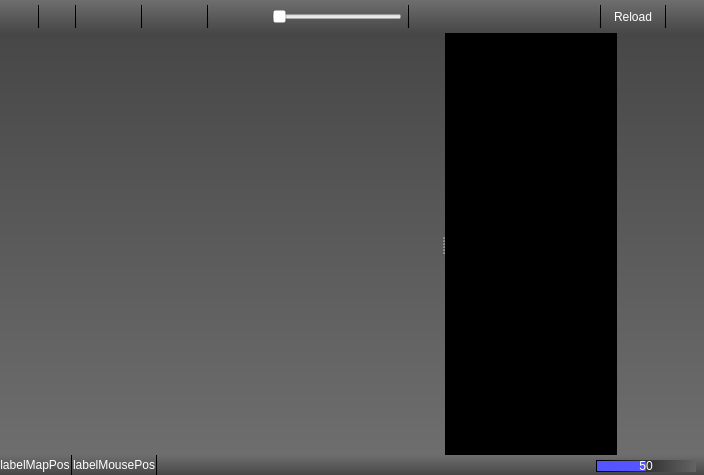
This is ground/src/plugins/opmap/opmap_widget.ui in openpilot/OpenPilot as Qt 5 draws it before an edit. The edited form follows.
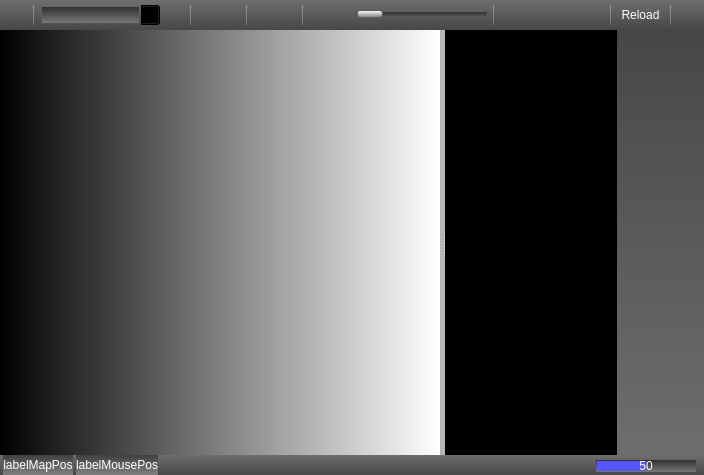
This is the edited form. Icons and pictures are not drawn.

What changed in the file:
```diff
--- a/ground/src/plugins/opmap/opmap_widget.ui
+++ b/ground/src/plugins/opmap/opmap_widget.ui
@@ -22,6 +22,9 @@
   <property name="windowTitle">
    <string>Form</string>
   </property>
+  <property name="styleSheet">
+   <string notr="true"/>
+  </property>
   <layout class="QVBoxLayout" name="verticalLayout">
    <property name="spacing">
     <number>0</number>
@@ -58,7 +61,79 @@
         <bool>false</bool>
        </property>
        <property name="styleSheet">
-        <string notr="true">background-color: qlineargradient(spread:pad, x1:0.5, y1:0, x2:0.5, y2:1, stop:0 rgba(110, 110, 110, 255), stop:1 rgba(71, 71, 71, 255));</string>
+        <string notr="true">QFrame {
+background-color: qlineargradient(spread:pad, x1:0.5, y1:0, x2:0.5, y2:1, stop:0 rgba(110, 110, 110, 255), stop:1 rgba(71, 71, 71, 255));
+color: rgba(255, 255, 255, 70);
+}
+
+QLabel { /* all label types */
+/* background-color: rgba(255, 255, 255, 0); */
+background-color: qlineargradient(spread:pad, x1:0.5, y1:0, x2:0.5, y2:1, stop:0 rgba(64, 64, 64, 255), stop:1 rgba(128, 128, 128, 255));
+color: rgb(255, 255, 255);
+}
+
+QToolButton {	/* all types of tool button */ 
+background-color: rgba(255, 255, 255, 0);
+color: rgb(255, 255, 255);
+/*border-style: none;*/
+border: 0px; 
+}
+QToolButton:hover {
+background-color: qlineargradient(spread:pad, x1:0.5, y1:0, x2:0.5, y2:1, stop:0 rgba(255, 160, 0, 255), stop:1 rgba(160, 100, 0, 255));
+color: rgb(255, 255, 255);
+}
+QToolButton:pressed {
+background-color: qlineargradient(spread:pad, x1:0.5, y1:0, x2:0.5, y2:1, stop:0 rgba(48, 48, 48, 255), stop:1 rgba(120, 120, 120, 255));
+color: rgb(255, 255, 255);
+}
+
+QToolButton:checked {
+background-color: qlineargradient(spread:pad, x1:0.5, y1:0, x2:0.5, y2:1, stop:0 rgba(48, 48, 48, 255), stop:1 rgba(120, 120, 120, 255));
+color: rgb(255, 255, 255);
+}
+
+QSlider::groove:horizontal {
+border: none;
+height: 4px;
+background-color: qlineargradient(spread:pad, x1:0.5, y1:0, x2:0.5, y2:1, stop:0 rgba(48, 48, 48, 255), stop:1 rgba(80, 80, 80, 255));
+margin: 2px 0;
+}
+QSlider::handle:horizontal {
+border: 1px solid #5c5c5c;
+background-color: qlineargradient(spread:pad, x1:0.5, y1:0, x2:0.5, y2:1, stop:0 rgba(255, 255, 255, 255), stop:1 rgba(128, 128, 128, 255));
+width: 24px;
+margin: -2px 0;
+border-radius: 3px;
+}
+
+QComboBox {
+background-color: qlineargradient(spread:pad, x1:0.5, y1:0, x2:0.5, y2:1, stop:0 rgba(48, 48, 48, 255), stop:1 rgba(120, 120, 120, 255));
+color: rgb(255, 255, 255);
+}
+QComboBox:hover {
+background-color: qlineargradient(spread:pad, x1:0.5, y1:0, x2:0.5, y2:1, stop:0 rgba(48, 48, 48, 255), stop:1 rgba(120, 120, 120, 255));
+	background-color: rgb(197, 138, 0);
+}
+QComboBox::down-arrow {
+     image: url(:/opmap/images/combobox_down_arrow.png);
+}
+QComboBox:drop-down {
+     subcontrol-origin: padding;
+     subcontrol-position: top right;
+     border-left-style: none;
+     border-top-right-radius: 1px;
+     border-bottom-right-radius: 1px;
+}
+
+QToolTip {
+background-color: white;
+color: black;
+border: 1px solid black;
+padding: 5px;
+border-radius: 2px;
+/* opacity: 170; */ 
+}
+</string>
        </property>
        <property name="frameShape">
         <enum>QFrame::NoFrame</enum>
@@ -105,8 +180,7 @@
              <string>Show/Hide Waypoint Treeview</string>
             </property>
             <property name="styleSheet">
-             <string notr="true">background-color: rgba(255, 255, 255, 0);
-color: rgb(255, 255, 255);</string>
+             <string notr="true"/>
             </property>
             <property name="text">
              <string/>
@@ -130,15 +204,44 @@
             </property>
            </widget>
           </item>
+          <item>
+           <widget class="QComboBox" name="comboBoxFindPlace">
+            <property name="sizePolicy">
+             <sizepolicy hsizetype="Fixed" vsizetype="Fixed">
+              <horstretch>0</horstretch>
+              <verstretch>0</verstretch>
+             </sizepolicy>
+            </property>
+            <property name="minimumSize">
+             <size>
+              <width>120</width>
+              <height>0</height>
+             </size>
+            </property>
+            <property name="styleSheet">
+             <string notr="true"/>
+            </property>
+            <property name="editable">
+             <bool>true</bool>
+            </property>
+            <property name="maxVisibleItems">
+             <number>20</number>
+            </property>
+            <property name="sizeAdjustPolicy">
+             <enum>QComboBox::AdjustToContents</enum>
+            </property>
+            <property name="frame">
+             <bool>false</bool>
+            </property>
+           </widget>
+          </item>
           <item>
            <widget class="QToolButton" name="toolButtonFindPlace">
             <property name="toolTip">
              <string>Find place</string>
             </property>
             <property name="styleSheet">
-             <string notr="true">background-color: rgba(255, 255, 255, 0);
-color: rgb(255, 255, 255);
-</string>
+             <string notr="true"/>
             </property>
             <property name="text">
              <string/>
@@ -177,8 +280,7 @@
              <string>Center map over home position</string>
             </property>
             <property name="styleSheet">
-             <string notr="true">background-color: rgba(255, 255, 255, 0);
-color: rgb(255, 255, 255);</string>
+             <string notr="true"/>
             </property>
             <property name="text">
              <string/>
@@ -207,8 +309,7 @@
              <string>Center map over UAV position</string>
             </property>
             <property name="styleSheet">
-             <string notr="true">background-color: rgba(255, 255, 255, 0);
-color: rgb(255, 255, 255);</string>
+             <string notr="true"/>
             </property>
             <property name="text">
              <string/>
@@ -250,8 +351,7 @@
              <string>Add a waypoint</string>
             </property>
             <property name="styleSheet">
-             <string notr="true">background-color: rgba(71, 71, 71, 0);
-color: rgb(255, 255, 255);</string>
+             <string notr="true"/>
             </property>
             <property name="text">
              <string/>
@@ -280,8 +380,7 @@
              <string>Opens the waypoint editor</string>
             </property>
             <property name="styleSheet">
-             <string notr="true">background-color: rgba(71, 71, 71, 0);
-color: rgb(255, 255, 255);</string>
+             <string notr="true"/>
             </property>
             <property name="text">
              <string/>
@@ -320,8 +419,7 @@
              <string>Zoom out</string>
             </property>
             <property name="styleSheet">
-             <string notr="true">background-color: rgba(71, 71, 71, 0);
-color: rgb(255, 255, 255);</string>
+             <string notr="true"/>
             </property>
             <property name="text">
              <string/>
@@ -351,8 +449,7 @@
 &lt;p style=&quot; margin-top:0px; margin-bottom:0px; margin-left:0px; margin-right:0px; -qt-block-indent:0; text-indent:0px;&quot;&gt;&lt;span style=&quot; font-size:8pt; color:#ffffff;&quot;&gt;Zoom in&lt;/span&gt;&lt;/p&gt;&lt;/body&gt;&lt;/html&gt;</string>
             </property>
             <property name="styleSheet">
-             <string notr="true">background-color: rgba(71, 71, 71, 0);
-color: rgb(255, 255, 255);</string>
+             <string notr="true"/>
             </property>
             <property name="text">
              <string/>
@@ -395,6 +492,9 @@
             <property name="toolTip">
              <string>Zoom level</string>
             </property>
+            <property name="autoFillBackground">
+             <bool>false</bool>
+            </property>
             <property name="styleSheet">
              <string notr="true">background-color: rgba(255, 255, 255, 0);
 color: rgb(255, 255, 255);</string>
@@ -411,6 +511,15 @@
             <property name="orientation">
              <enum>Qt::Horizontal</enum>
             </property>
+            <property name="invertedControls">
+             <bool>false</bool>
+            </property>
+            <property name="tickPosition">
+             <enum>QSlider::NoTicks</enum>
+            </property>
+            <property name="tickInterval">
+             <number>2</number>
+            </property>
            </widget>
           </item>
           <item>
@@ -458,8 +567,7 @@
              <string>Reload map</string>
             </property>
             <property name="styleSheet">
-             <string notr="true">color: rgb(255, 255, 255);
-background-color: rgba(255, 255, 255, 0);</string>
+             <string notr="true"/>
             </property>
             <property name="text">
              <string>Reload</string>
@@ -500,8 +608,7 @@
              <string>Show/Hide Flight Controls</string>
             </property>
             <property name="styleSheet">
-             <string notr="true">background-color: rgba(255, 255, 255, 0);
-color: rgb(255, 255, 255);</string>
+             <string notr="true"/>
             </property>
             <property name="text">
              <string/>
@@ -530,7 +637,7 @@
      <item>
       <widget class="QSplitter" name="splitter">
        <property name="styleSheet">
-        <string notr="true">background-color: qlineargradient(spread:pad, x1:0, y1:0, x2:0, y2:1, stop:0 rgba(71, 71, 71, 255), stop:1 rgba(110, 110, 110, 255));</string>
+        <string notr="true">background-color: qlineargradient(spread:pad, x1:0, y1:0, x2:1, y2:0, stop:0 rgba(0, 0, 0, 255), stop:1 rgba(255, 255, 255, 255));</string>
        </property>
        <property name="frameShape">
         <enum>QFrame::NoFrame</enum>
@@ -621,7 +728,19 @@
          <bool>true</bool>
         </property>
         <property name="styleSheet">
-         <string notr="true">background-color: rgb(0, 0, 0);</string>
+         <string notr="true">QWidget {
+background-color: black;
+}
+
+QToolTip {
+background-color: white;
+color: black;
+border: 1px solid black;
+padding: 2px;
+border-radius: 3px;
+/* opacity: 170; */ 
+}
+</string>
         </property>
        </widget>
       </widget>
@@ -650,18 +769,45 @@
         <bool>false</bool>
        </property>
        <property name="styleSheet">
-        <string notr="true">background-color: qlineargradient(spread:pad, x1:0, y1:0, x2:0, y2:1, stop:0 rgba(71, 71, 71, 255), stop:1 rgba(110, 110, 110, 255));
-color: rgb(255, 255, 255);</string>
+        <string notr="true">QWidget { /* all types of qwidget */
+background-color: qlineargradient(spread:pad, x1:0, y1:0, x2:0, y2:1, stop:0 rgba(71, 71, 71, 255), stop:1 rgba(110, 110, 110, 255));
+color: rgb(255, 255, 255);
+}
+
+QToolButton {	/* all types of tool button */ 
+background-color: rgba(255, 255, 255, 0);
+color: rgb(255, 255, 255);
+/*border-style: none;*/
+border: 0px; 
+}
+QToolButton:hover {
+background-color: qlineargradient(spread:pad, x1:0.5, y1:0, x2:0.5, y2:1, stop:0 rgba(128, 128, 128, 255), stop:1 rgba(64, 64, 64, 255));
+color: rgb(255, 255, 255);
+}
+QToolButton:pressed {
+background-color: qlineargradient(spread:pad, x1:0.5, y1:0, x2:0.5, y2:1, stop:0 rgba(48, 48, 48, 255), stop:1 rgba(120, 120, 120, 255));
+color: rgb(255, 255, 255);
+}
+
+QToolTip {
+background-color: white;
+color: black;
+border: 1px solid black;
+padding: 2px;
+border-radius: 3px;
+/* opacity: 170; */ 
+}
+</string>
        </property>
        <layout class="QVBoxLayout" name="verticalLayout_4">
         <property name="leftMargin">
-         <number>5</number>
+         <number>8</number>
         </property>
         <property name="topMargin">
          <number>0</number>
         </property>
         <property name="rightMargin">
-         <number>5</number>
+         <number>0</number>
         </property>
         <property name="bottomMargin">
          <number>0</number>
@@ -675,8 +821,7 @@
            <bool>false</bool>
           </property>
           <property name="styleSheet">
-           <string notr="true">background-color: rgba(255, 255, 255, 0);
-color: rgb(255, 255, 255);</string>
+           <string notr="true"/>
           </property>
           <property name="text">
            <string/>
@@ -705,8 +850,7 @@
            <string>UAV hold position</string>
           </property>
           <property name="styleSheet">
-           <string notr="true">background-color: rgba(255, 255, 255, 0);
-color: rgb(255, 255, 255);</string>
+           <string notr="true"/>
           </property>
           <property name="text">
            <string/>
@@ -732,8 +876,7 @@
            <string>UAV go!</string>
           </property>
           <property name="styleSheet">
-           <string notr="true">background-color: rgba(255, 255, 255, 0);
-color: rgb(255, 255, 255);</string>
+           <string notr="true"/>
           </property>
           <property name="text">
            <string/>
@@ -784,7 +927,26 @@
         </size>
        </property>
        <property name="styleSheet">
-        <string notr="true">background-color: qlineargradient(spread:pad, x1:0.5, y1:0, x2:0.5, y2:1, stop:0 rgba(110, 110, 110, 255), stop:1 rgba(71, 71, 71, 255));</string>
+        <string notr="true">QFrame{
+background-color: qlineargradient(spread:pad, x1:0.5, y1:0, x2:0.5, y2:1, stop:0 rgba(110, 110, 110, 255), stop:1 rgba(71, 71, 71, 255));
+color: rgba(255, 255, 255, 70);
+}
+
+QLabel { /* all label types */
+/* background-color: rgba(255, 255, 255, 0); */
+background-color: qlineargradient(spread:pad, x1:0.5, y1:0, x2:0.5, y2:1, stop:0 rgba(64, 64, 64, 255), stop:1 rgba(128, 128, 128, 255));
+color: rgb(255, 255, 255);
+}
+
+QToolTip {
+background-color: rgb(255, 255, 255);
+color: rgb(0, 0, 0);
+border: 1px solid blacki;
+padding: 5px;
+border-radius: 3px;
+/* opacity: 170; */
+}
+</string>
        </property>
        <property name="frameShape">
         <enum>QFrame::NoFrame</enum>
@@ -802,10 +964,10 @@
         <item>
          <layout class="QHBoxLayout" name="layoutWidgetStatusBar">
           <property name="spacing">
-           <number>0</number>
+           <number>3</number>
           </property>
           <property name="leftMargin">
-           <number>0</number>
+           <number>3</number>
           </property>
           <property name="rightMargin">
            <number>8</number>
@@ -831,8 +993,7 @@
              <string>Map position</string>
             </property>
             <property name="styleSheet">
-             <string notr="true">color: rgb(255, 255, 255);
-background-color: rgba(255, 255, 255, 0);</string>
+             <string notr="true"/>
             </property>
             <property name="frameShape">
              <enum>QFrame::NoFrame</enum>
@@ -848,16 +1009,6 @@
             </property>
            </widget>
           </item>
-          <item>
-           <widget class="Line" name="line">
-            <property name="frameShadow">
-             <enum>QFrame::Plain</enum>
-            </property>
-            <property name="orientation">
-             <enum>Qt::Vertical</enum>
-            </property>
-           </widget>
-          </item>
           <item>
            <widget class="QLabel" name="labelMousePos">
             <property name="sizePolicy">
@@ -879,8 +1030,7 @@
              <string>Mouse position</string>
             </property>
             <property name="styleSheet">
-             <string notr="true">color: rgb(255, 255, 255);
-background-color: rgba(255, 255, 255, 0);</string>
+             <string notr="true"/>
             </property>
             <property name="text">
              <string>labelMousePos</string>
@@ -893,16 +1043,6 @@
             </property>
            </widget>
           </item>
-          <item>
-           <widget class="Line" name="line_2">
-            <property name="frameShadow">
-             <enum>QFrame::Plain</enum>
-            </property>
-            <property name="orientation">
-             <enum>Qt::Vertical</enum>
-            </property>
-           </widget>
-          </item>
           <item>
            <spacer name="horizontalSpacer_3">
             <property name="orientation">
@@ -941,14 +1081,10 @@
             </property>
             <property name="styleSheet">
              <string notr="true">QProgressBar {
-/*border: 1px solid black;*/
 border: none;
 padding: 1px;
-/*border-top-left-radius: 7px;
-border-bottom-left-radius: 7px;*/
-background-color: qlineargradient(spread:pad, x1:0, y1:0, x2:1, y2:0, stop:0 rgba(0, 0, 0, 255), stop:1 rgba(100, 100, 100, 255));
-/*width: 15px;*/
-	color: rgb(255, 255, 255);
+background-color: qlineargradient(spread:pad, x1:0.5, y1:0, x2:0.5, y2:1, stop:0 rgba(48, 48, 48, 255), stop:1 rgba(120, 120, 120, 255));
+color: rgb(255, 255, 255);
 }
 QProgressBar::chunk {
 	background-color: rgb(85, 85, 255);
```
